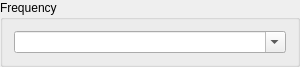
Before: the Qt Designer form mtpy/gui/SmartMT/ui_asset/groupbox_frequency_period_single.ui in MTgeophysics/mtpy, drawn with Qt 5.
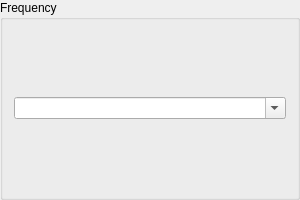
After: the same form once the commit is applied.

What changed in the file:
```diff
--- a/mtpy/gui/SmartMT/ui_asset/groupbox_frequency_period_single.ui
+++ b/mtpy/gui/SmartMT/ui_asset/groupbox_frequency_period_single.ui
@@ -7,7 +7,7 @@
     <x>0</x>
     <y>0</y>
     <width>300</width>
-    <height>53</height>
+    <height>200</height>
    </rect>
   </property>
   <property name="sizePolicy">
@@ -16,6 +16,18 @@
     <verstretch>0</verstretch>
    </sizepolicy>
   </property>
+  <property name="minimumSize">
+   <size>
+    <width>0</width>
+    <height>200</height>
+   </size>
+  </property>
+  <property name="maximumSize">
+   <size>
+    <width>16777215</width>
+    <height>250</height>
+   </size>
+  </property>
   <property name="windowTitle">
    <string>GroupBox</string>
   </property>
```
